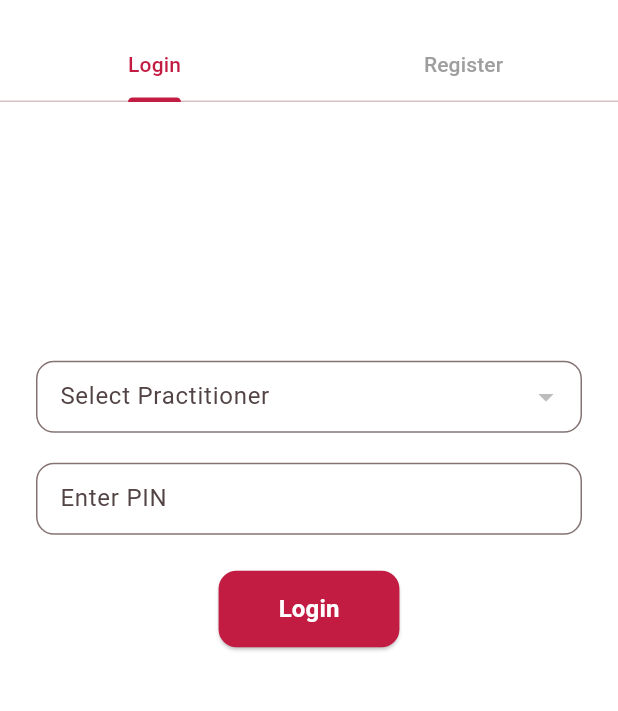
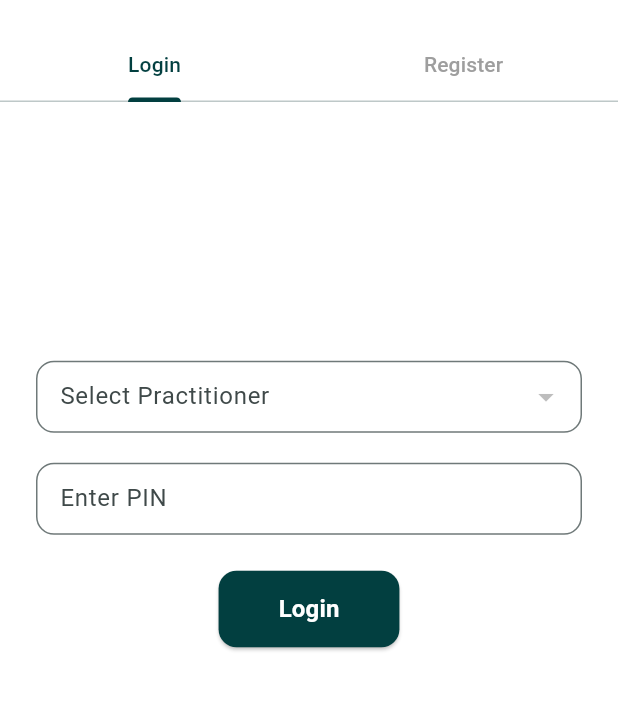
Before and after one commit to LadyJo02/cardioscope_app, a Flutter app: the screen it shows after launch, on a phone screen of 412 x 824 dp, the part 330-1041 px from its top. Run offline on Flutter 3.47's test engine with Material 3 defaults, Android fonts, the phone set to English and light mode, and no system bars; our stand-ins replace file_picker, fl_chart, just_audio, permission_handler, shared_preferences, sqflite and 1 more; missing offline and left inert: audio_session, flutter_sound, record, tflite_flutter; accounts and stored records are empty.

Commit message:
new color palette

```diff
--- a/lib/main.dart
+++ b/lib/main.dart
@@ -9,6 +9,7 @@ import 'pages/record.dart';
 import 'pages/reports.dart';
 import 'pages/settings.dart';
 import 'services/tflite_service.dart';
+import 'utils/app_colors.dart'; // ✅ centralized color palette
 
 final ValueNotifier<ThemeMode> themeNotifier = ValueNotifier(ThemeMode.light);
 
@@ -50,24 +51,45 @@ class CardioScopeApp extends StatelessWidget {
         return MaterialApp(
           title: 'CardioScope',
           debugShowCheckedModeBanner: false,
+          themeMode: mode,
 
-          themeMode: mode,
+          // ✅ Light theme
           theme: ThemeData(
             brightness: Brightness.light,
-            scaffoldBackgroundColor: const Color(0xFFF5F5F5),
-            primaryColor: const Color(0xFFC31C42),
+            scaffoldBackgroundColor: AppColors.scaffoldBackground,
+            primaryColor: AppColors.primary,
             colorScheme: ColorScheme.fromSeed(
-              seedColor: const Color(0xFFC31C42),
+              seedColor: AppColors.primary,
               brightness: Brightness.light,
+              secondary: AppColors.accent,
+            ),
+            appBarTheme: const AppBarTheme(
+              backgroundColor: AppColors.primary,
+              foregroundColor: Colors.white,
+            ),
+            floatingActionButtonTheme: const FloatingActionButtonThemeData(
+              backgroundColor: AppColors.primary,
+              foregroundColor: Colors.white,
             ),
             useMaterial3: true,
           ),
+
+          // ✅ Dark theme
           darkTheme: ThemeData(
             brightness: Brightness.dark,
-            primaryColor: const Color(0xFFC31C42),
+            primaryColor: AppColors.primary,
             colorScheme: ColorScheme.fromSeed(
-              seedColor: const Color(0xFFC31C42),
+              seedColor: AppColors.primary,
               brightness: Brightness.dark,
+              secondary: AppColors.accent,
+            ),
+            appBarTheme: const AppBarTheme(
+              backgroundColor: AppColors.primary,
+              foregroundColor: Colors.white,
+            ),
+            floatingActionButtonTheme: const FloatingActionButtonThemeData(
+              backgroundColor: AppColors.primary,
+              foregroundColor: Colors.white,
             ),
             useMaterial3: true,
           ),
@@ -80,7 +102,8 @@ class CardioScopeApp extends StatelessWidget {
           routes: {
             '/record': (context) => const RecordPage(),
             '/reports': (context) => const ReportsPage(),
-            '/settings': (context) => SettingsPage(themeNotifier: themeNotifier),
+            '/settings': (context) =>
+                SettingsPage(themeNotifier: themeNotifier),
           },
         );
       },
@@ -138,7 +161,7 @@ class _MainNavigationState extends State<MainNavigation> {
           onPressed: () {
             Navigator.pushNamed(context, '/record');
           },
-          backgroundColor: Theme.of(context).primaryColor,
+          backgroundColor: AppColors.primary,
           foregroundColor: Colors.white,
           elevation: 8.0,
           shape: const CircleBorder(),
@@ -166,7 +189,7 @@ class _MainNavigationState extends State<MainNavigation> {
 
   Widget _buildNavItem(IconData icon, String label, int index) {
     final isSelected = _selectedIndex == index;
-    final color = isSelected ? Theme.of(context).primaryColor : Colors.grey;
+    final color = isSelected ? AppColors.primary : Colors.grey;
 
     return InkWell(
       onTap: () => _onItemTapped(index),
--- a/lib/pages/faq_page.dart
+++ b/lib/pages/faq_page.dart
@@ -1,3 +1,4 @@
+import 'package:cardioscope_app/utils/app_colors.dart';
 import 'package:flutter/material.dart';
 
 class FaqPage extends StatelessWidget {
@@ -8,7 +9,7 @@ class FaqPage extends StatelessWidget {
     return Scaffold(
       appBar: AppBar(
         title: const Text('FAQ & Support', style: TextStyle(color: Colors.white)),
-        backgroundColor: const Color(0xFFC31C42),
+        backgroundColor: AppColors.primary,
         iconTheme: const IconThemeData(color: Colors.white),
       ),
       backgroundColor: Colors.white,
@@ -67,7 +68,7 @@ class FaqItem extends StatelessWidget {
         child: ExpansionTile(
           tilePadding: const EdgeInsets.symmetric(horizontal: 16, vertical: 8),
           childrenPadding: const EdgeInsets.fromLTRB(16, 0, 16, 16),
-          iconColor: Theme.of(context).primaryColor,
+          iconColor: AppColors.primary,
           collapsedIconColor: Colors.grey,
           title: Text(
             question,
--- a/lib/pages/login.dart
+++ b/lib/pages/login.dart
@@ -1,4 +1,5 @@
 // lib/pages/login.dart
+import 'package:cardioscope_app/utils/app_colors.dart';
 import 'package:flutter/material.dart';
 import 'package:shared_preferences/shared_preferences.dart';
 
@@ -113,8 +114,8 @@ class _LoginPageState extends State<LoginPage>
             const SizedBox(height: 20),
             TabBar(
               controller: _tabController,
-              indicatorColor: const Color(0xFFC31C42),
-              labelColor: const Color(0xFFC31C42),
+              indicatorColor: AppColors.primary,
+              labelColor: AppColors.primary,
               unselectedLabelColor: Colors.grey,
               tabs: const [
                 Tab(text: "Login"),
@@ -175,7 +176,7 @@ class _LoginPageState extends State<LoginPage>
           ElevatedButton(
             onPressed: _login,
             style: ElevatedButton.styleFrom(
-              backgroundColor: const Color(0xFFC31C42),
+              backgroundColor: AppColors.primary,
               padding: const EdgeInsets.symmetric(vertical: 14, horizontal: 40),
               shape: RoundedRectangleBorder(
                 borderRadius: BorderRadius.circular(12),
@@ -223,7 +224,7 @@ class _LoginPageState extends State<LoginPage>
           ElevatedButton(
             onPressed: _register,
             style: ElevatedButton.styleFrom(
-              backgroundColor: const Color(0xFFC31C42),
+              backgroundColor: AppColors.primary,
               padding: const EdgeInsets.symmetric(vertical: 14, horizontal: 40),
               shape: RoundedRectangleBorder(
                 borderRadius: BorderRadius.circular(12),
--- a/lib/pages/quick_start_guide.dart
+++ b/lib/pages/quick_start_guide.dart
@@ -1,3 +1,4 @@
+import 'package:cardioscope_app/utils/app_colors.dart';
 import 'package:flutter/material.dart';
 
 class QuickStartGuidePage extends StatelessWidget {
@@ -8,7 +9,7 @@ class QuickStartGuidePage extends StatelessWidget {
     return Scaffold(
       appBar: AppBar(
         title: const Text('Quick Start Guide', style: TextStyle(color: Colors.white)),
-        backgroundColor: const Color(0xFFC31C42),
+        backgroundColor: AppColors.primary,
         iconTheme: const IconThemeData(color: Colors.white),
       ),
       body: ListView(
--- /dev/null
+++ b/lib/utils/app_colors.dart
@@ -0,0 +1,17 @@
+// lib/utils/app_colors.dart
+import 'package:flutter/material.dart';
+
+class AppColors {
+  AppColors._();
+
+  // Palette (semantic names)
+  static const Color primary = Color(0xFF023F40);      // dark teal - main brand color
+  static const Color primaryLight = Color(0xFF6BABC4); // light blue accent
+  static const Color accent = Color(0xFF4F838E);       // teal secondary
+  static const Color surfaceLight = Color(0xFFD0EAEB); // pale mint / soft surface
+  static const Color muted = Color(0xFF9E9E9E);        // neutral grey
+  static const Color deep = Color(0xFF172737);         // deep navy / headings
+
+  // Utility/semantic
+  static const Color scaffoldBackground = Color(0xFFF5F5F5); // keep the subtle gray if desired
+}
--- a/lib/widgets/custom_button.dart
+++ b/lib/widgets/custom_button.dart
@@ -1,3 +1,4 @@
+import 'package:cardioscope_app/utils/app_colors.dart';
 import 'package:flutter/material.dart';
 
 /// Shared constants for buttons
@@ -31,7 +32,7 @@ class CustomButton extends StatelessWidget {
       ),
       onPressed: onPressed,
       style: ElevatedButton.styleFrom(
-        backgroundColor: const Color(0xFFC31C42),
+        backgroundColor: AppColors.primary,
         minimumSize: const Size(double.infinity, 50),
         shape: RoundedRectangleBorder(
           borderRadius: BorderRadius.circular(12),
```
Also changed, not shown: lib/pages/ai_test.dart (deleted, +0 -162 lines), lib/pages/dashboard.dart (+4 -3 lines), lib/pages/record.dart (+8 -7 lines), lib/pages/report_generated.dart (+6 -5 lines), lib/pages/reports_detail.dart (+5 -4 lines), lib/pages/settings.dart (+5 -4 lines), lib/utils/ui_helpers.dart (+9 -9 lines), lib/widgets/chart_widget.dart (+5 -3 lines), assets/icon/logo_icon.png, assets/icon/old icon/logo_icon1.png (added), 26 other files.
